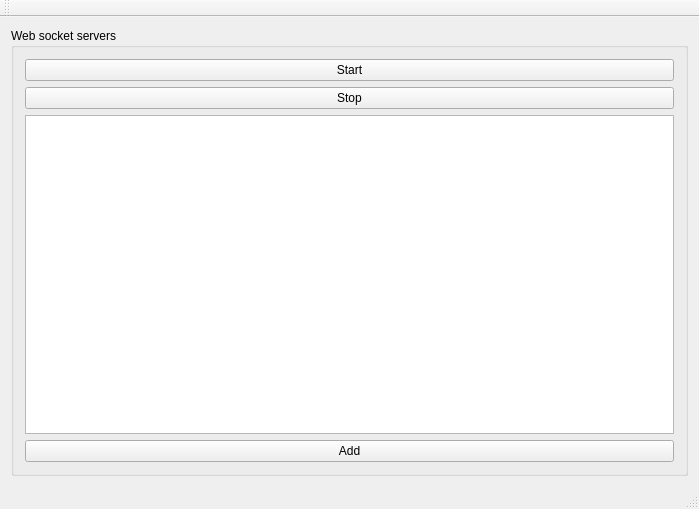
The window that ui/notka.ui (spinlockirqsave/notka) describes before a commit, drawn with Qt 5.
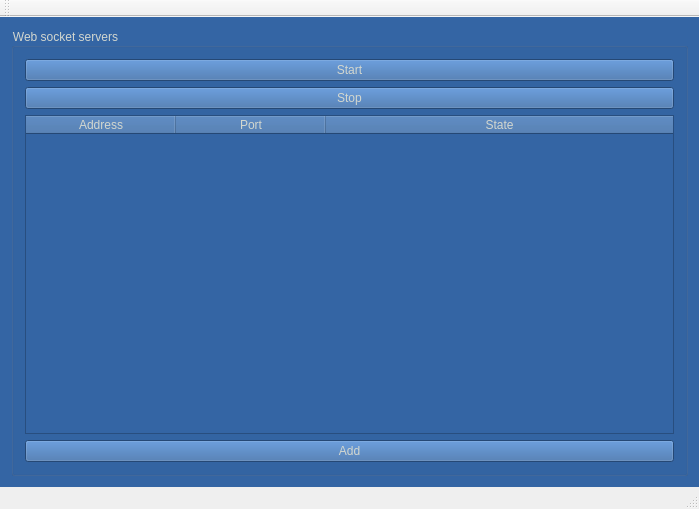
The same window after the commit.

Commit message: Change background color to blue for the main widget

```diff
--- a/ui/notka.ui
+++ b/ui/notka.ui
@@ -14,6 +14,10 @@
    <string>Notka</string>
   </property>
   <widget class="QWidget" name="centralWidget">
+   <property name="styleSheet">
+    <string notr="true">background-color: rgb(52, 101, 164);
+color: rgb(211, 215, 207);</string>
+   </property>
    <layout class="QGridLayout" name="gridLayout">
     <item row="0" column="0">
      <widget class="QGroupBox" name="groupBox">
@@ -41,7 +45,7 @@
           <number>3</number>
          </property>
          <attribute name="horizontalHeaderVisible">
-          <bool>false</bool>
+          <bool>true</bool>
          </attribute>
          <attribute name="horizontalHeaderCascadingSectionResizes">
           <bool>false</bool>
```
Left out of the diff: 3 changed lines with no effect on the pictures.
